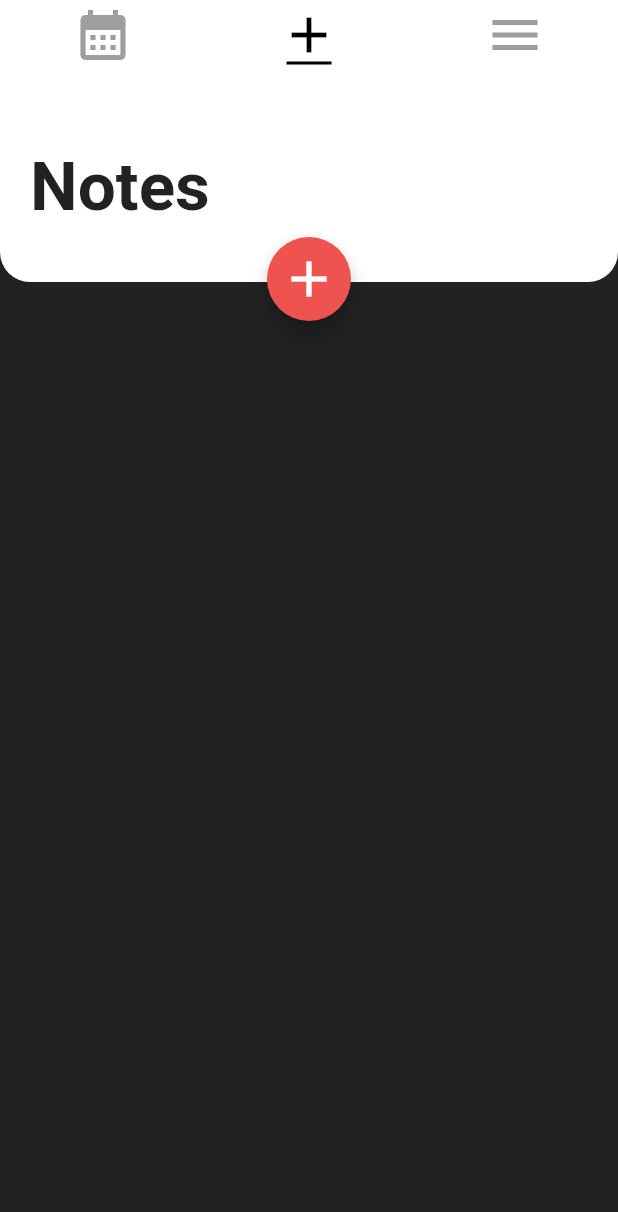
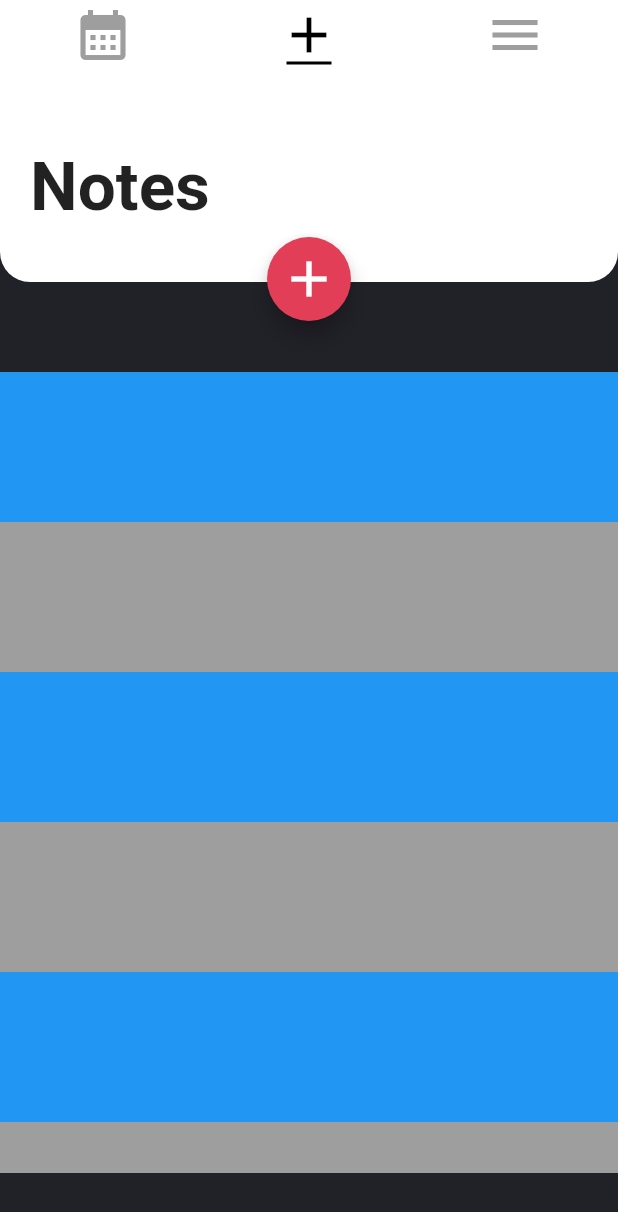
Before and after one commit to YasserEmam25/todo_app, a Flutter app: the screen it shows after launch, tab 2 chosen, on a phone screen of 412 x 824 dp. Shown: the top 1212 px of the screen. Run offline on Flutter 3.47's test engine with Material 2 defaults, Android fonts, the phone set to English and light mode, and no system bars.

Commit message:
added list but still need to style the cards in it

```diff
--- /dev/null
+++ b/lib/models/global.dart
@@ -0,0 +1,4 @@
+import 'package:flutter/material.dart';
+
+Color redColor = new Color(0xFFE33E57);
+Color greyColor = new Color(0xFF212128);
--- a/lib/ui/add_note/add_note.dart
+++ b/lib/ui/add_note/add_note.dart
@@ -1,4 +1,7 @@
 import 'package:flutter/material.dart';
+import 'package:todo_app/ui/add_note/task_list.dart';
+
+import '../../models/global.dart';
 
 class AddNote extends StatefulWidget {
   const AddNote({Key? key}) : super(key: key);
@@ -11,13 +14,13 @@ class _AddNoteState extends State<AddNote> {
   @override
   Widget build(BuildContext context) {
     return Container(
-        color: Colors.black87,
+      color: greyColor,
       child: Column(
         children: [
           Stack(
-              alignment: Alignment.center,
             overflow: Overflow.visible,
             children: [
+              TaskList(),
               Container(
                 width: double.infinity,
                 height: 140,
@@ -37,18 +40,19 @@ class _AddNoteState extends State<AddNote> {
                   ),
                 ),
               ),
-                // add add button
-                Positioned(
-                  bottom: -26,
+              Container(
+                margin: EdgeInsets.only(
+                    top: 110, left: MediaQuery.of(context).size.width / 2 - 28),
                 child: FloatingActionButton(
                   onPressed: () {},
                   child: const Icon(Icons.add, size: 40),
-                    backgroundColor: Colors.red[400],
+                  backgroundColor: redColor,
                 ),
               )
             ],
           ),
         ],
-        ));
+      ),
+    );
   }
 }
--- /dev/null
+++ b/lib/ui/add_note/task_list.dart
@@ -0,0 +1,68 @@
+import 'package:flutter/material.dart';
+
+class TaskList extends StatefulWidget {
+  const TaskList({Key? key}) : super(key: key);
+
+  @override
+  State<TaskList> createState() => _TaskListState();
+}
+
+class _TaskListState extends State<TaskList> {
+  @override
+  Widget build(BuildContext context) {
+    return Container(
+      padding: const EdgeInsets.only(top: 40),
+      child: SizedBox(
+        height: MediaQuery.of(context).size.height - 130,
+        child: Container(
+          margin: const EdgeInsets.only(top: 160),
+          child: ListView(
+            shrinkWrap: true,
+            children: [
+              Container(
+                height: 100,
+                color: Colors.blue,
+              ),
+              Container(
+                height: 100,
+                color: Colors.grey,
+              ),
+              Container(
+                height: 100,
+                color: Colors.blue,
+              ),
+              Container(
+                height: 100,
+                color: Colors.grey,
+              ),
+              Container(
+                height: 100,
+                color: Colors.blue,
+              ),
+              Container(
+                height: 100,
+                color: Colors.grey,
+              ),
+              Container(
+                height: 100,
+                color: Colors.blue,
+              ),
+              Container(
+                height: 100,
+                color: Colors.grey,
+              ),
+              Container(
+                height: 100,
+                color: Colors.blue,
+              ),
+              Container(
+                height: 100,
+                color: Colors.grey,
+              ),
+            ],
+          ),
+        ),
+      ),
+    );
+  }
+}
```
Lines whose indentation alone changed are shown as unchanged.
